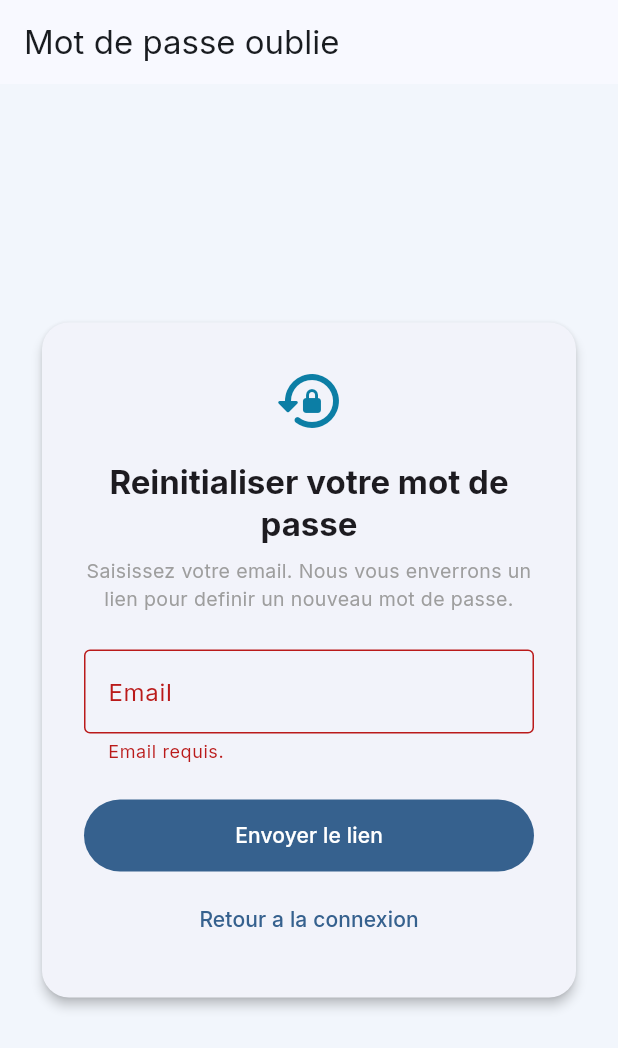
After one commit to Guinther96/my-inventory-app, a Flutter app: the screen it shows after launch, after a tap on "Mot de passe oublie ?", after a tap on "Envoyer le lien", on a phone screen of 412 x 824 dp. The commit adds this screen. Shown: the top 1048 px of the screen. Run offline on Flutter 3.47's test engine with Material 3 defaults, Android fonts, the phone set to English and light mode, and no system bars; our stand-ins replace go_router, google_fonts, image_picker, supabase_flutter; accounts and stored records are empty.

Commit message:
Add password recovery flow and auth UX improvements

```diff
--- a/lib/core/routing/app_router.dart
+++ b/lib/core/routing/app_router.dart
@@ -5,6 +5,7 @@ import '../../services/user_profile_service.dart';
 
 import '../../presentation/features/auth/screens/change_password_screen.dart';
 import '../../presentation/features/auth/screens/confirm_email_screen.dart';
+import '../../presentation/features/auth/screens/forgot_password_screen.dart';
 import '../../presentation/features/auth/screens/login_screen.dart';
 import '../../presentation/features/auth/screens/splash_screen.dart';
 import '../../presentation/features/dashboard/screens/dashboard_screen.dart';
@@ -31,6 +32,7 @@ final appRouter = GoRouter(
     final isSplashRoute = state.matchedLocation == '/splash';
     final isChangePasswordRoute = state.matchedLocation == '/change-password';
     final isConfirmEmailRoute = state.matchedLocation == '/confirm-email';
+    final isForgotPasswordRoute = state.matchedLocation == '/forgot-password';
 
     if (isSplashRoute) {
       return null;
@@ -40,7 +42,14 @@ final appRouter = GoRouter(
       return null;
     }
 
-    if (!isLoggedIn && !isLoginRoute && !isConfirmEmailRoute) {
+    if (isForgotPasswordRoute) {
+      return null;
+    }
+
+    if (!isLoggedIn &&
+        !isLoginRoute &&
+        !isConfirmEmailRoute &&
+        !isForgotPasswordRoute) {
       return '/login';
     }
 
@@ -68,6 +77,12 @@ final appRouter = GoRouter(
   routes: [
     GoRoute(path: '/splash', builder: (context, state) => const SplashScreen()),
     GoRoute(path: '/login', builder: (context, state) => const LoginScreen()),
+    GoRoute(
+      path: '/forgot-password',
+      builder: (context, state) => ForgotPasswordScreen(
+        initialEmail: state.uri.queryParameters['email'] ?? '',
+      ),
+    ),
     GoRoute(
       path: '/confirm-email',
       builder: (context, state) => ConfirmEmailScreen(
--- a/lib/main.dart
+++ b/lib/main.dart
@@ -62,6 +62,16 @@ class _InventoryAppState extends State<InventoryApp> {
   Future<void> _handleAuthStateChange(AuthState authState) async {
     final event = authState.event;
     final session = authState.session;
+
+    if (event == AuthChangeEvent.passwordRecovery) {
+      if (session != null) {
+        _lastHandledAccessToken = session.accessToken;
+      }
+      if (mounted) {
+        appRouter.go('/change-password');
+      }
+      return;
+    }
 
     if (session == null) {
       _lastHandledAccessToken = null;
--- a/lib/presentation/features/auth/screens/confirm_email_screen.dart
+++ b/lib/presentation/features/auth/screens/confirm_email_screen.dart
@@ -96,7 +96,7 @@ class _ConfirmEmailScreenState extends State<ConfirmEmailScreen> {
           ]
         : const <String>[
             '1. Ouvrez Gmail ou votre boite mail.',
-            '2. Recherchez le message de confirmation Supabase.',
+            '2. Recherchez le message de confirmation.',
             '3. Cliquez sur le lien pour valider le compte.',
             '4. Revenez ensuite sur l ecran de connexion.',
           ];
--- /dev/null
+++ b/lib/presentation/features/auth/screens/forgot_password_screen.dart
@@ -0,0 +1,172 @@
+import 'package:flutter/material.dart';
+import 'package:go_router/go_router.dart';
+
+import '../../../../services/auth_service.dart';
+
+class ForgotPasswordScreen extends StatefulWidget {
+  const ForgotPasswordScreen({super.key, this.initialEmail = ''});
+
+  final String initialEmail;
+
+  @override
+  State<ForgotPasswordScreen> createState() => _ForgotPasswordScreenState();
+}
+
+class _ForgotPasswordScreenState extends State<ForgotPasswordScreen> {
+  final _formKey = GlobalKey<FormState>();
+  final _authService = AuthService();
+  late final TextEditingController _emailController;
+
+  bool _isLoading = false;
+
+  @override
+  void initState() {
+    super.initState();
+    _emailController = TextEditingController(text: widget.initialEmail);
+  }
+
+  @override
+  void dispose() {
+    _emailController.dispose();
+    super.dispose();
+  }
+
+  Future<void> _submit() async {
+    if (!_formKey.currentState!.validate()) {
+      return;
+    }
+
+    setState(() => _isLoading = true);
+
+    try {
+      await _authService.sendPasswordResetEmail(
+        email: _emailController.text.trim(),
+      );
+
+      if (!mounted) {
+        return;
+      }
+
+      ScaffoldMessenger.of(context).showSnackBar(
+        const SnackBar(
+          content: Text(
+            'Email de reinitialisation envoye. Verifiez votre boite mail et le dossier spam.',
+          ),
+          backgroundColor: Colors.green,
+        ),
+      );
+
+      final encodedEmail = Uri.encodeQueryComponent(_emailController.text);
+      context.go('/login?email=$encodedEmail');
+    } catch (e) {
+      if (!mounted) {
+        return;
+      }
+
+      ScaffoldMessenger.of(context).showSnackBar(
+        SnackBar(content: Text(e.toString().replaceFirst('Exception: ', ''))),
+      );
+    } finally {
+      if (mounted) {
+        setState(() => _isLoading = false);
+      }
+    }
+  }
+
+  @override
+  Widget build(BuildContext context) {
+    return Scaffold(
+      backgroundColor: const Color(0xFFF2F6FC),
+      appBar: AppBar(title: const Text('Mot de passe oublie')),
+      body: Center(
+        child: SingleChildScrollView(
+          padding: const EdgeInsets.all(24),
+          child: ConstrainedBox(
+            constraints: const BoxConstraints(maxWidth: 420),
+            child: Card(
+              shape: RoundedRectangleBorder(
+                borderRadius: BorderRadius.circular(18),
+              ),
+              elevation: 3,
+              child: Padding(
+                padding: const EdgeInsets.all(28),
+                child: Form(
+                  key: _formKey,
+                  child: Column(
+                    mainAxisSize: MainAxisSize.min,
+                    crossAxisAlignment: CrossAxisAlignment.stretch,
+                    children: [
+                      const Icon(
+                        Icons.lock_reset_rounded,
+                        size: 48,
+                        color: Color(0xFF0C7EA5),
+                      ),
+                      const SizedBox(height: 16),
+                      Text(
+                        'Reinitialiser votre mot de passe',
+                        style: Theme.of(context).textTheme.titleLarge?.copyWith(
+                          fontWeight: FontWeight.w700,
+                        ),
+                        textAlign: TextAlign.center,
+                      ),
+                      const SizedBox(height: 8),
+                      const Text(
+                        'Saisissez votre email. Nous vous enverrons un lien pour definir un nouveau mot de passe.',
+                        textAlign: TextAlign.center,
+                        style: TextStyle(color: Colors.grey, fontSize: 13),
+                      ),
+                      const SizedBox(height: 24),
+                      TextFormField(
+                        controller: _emailController,
+                        keyboardType: TextInputType.emailAddress,
+                        autofillHints: const [AutofillHints.email],
+                        decoration: const InputDecoration(
+                          labelText: 'Email',
+                          border: OutlineInputBorder(),
+                        ),
+                        validator: (value) {
+                          final email = value?.trim() ?? '';
+                          if (email.isEmpty) {
+                            return 'Email requis.';
+                          }
+                          if (!email.contains('@') || !email.contains('.')) {
+                            return 'Entrez une adresse email valide.';
+                          }
+                          return null;
+                        },
+                      ),
+                      const SizedBox(height: 24),
+                      FilledButton(
+                        onPressed: _isLoading ? null : _submit,
+                        style: FilledButton.styleFrom(
+                          minimumSize: const Size.fromHeight(48),
+                        ),
+                        child: _isLoading
+                            ? const SizedBox(
+                                height: 20,
+                                width: 20,
+                                child: CircularProgressIndicator(
+                                  strokeWidth: 2,
+                                  color: Colors.white,
+                                ),
+                              )
+                            : const Text('Envoyer le lien'),
+                      ),
+                      const SizedBox(height: 8),
+                      TextButton(
+                        onPressed: _isLoading
+                            ? null
+                            : () => context.go('/login'),
+                        child: const Text('Retour a la connexion'),
+                      ),
+                    ],
+                  ),
+                ),
+              ),
+            ),
+          ),
+        ),
+      ),
+    );
+  }
+}
--- a/lib/presentation/features/auth/screens/login_screen.dart
+++ b/lib/presentation/features/auth/screens/login_screen.dart
@@ -26,8 +26,27 @@ class _LoginScreenState extends State<LoginScreen> {
   bool _isRegister = false;
   bool _isLoading = false;
   bool _isResendingConfirmation = false;
+  bool _isPasswordVisible = false;
   DateTime? _nextRegisterAttemptAt;
   _RegisterMode _registerMode = _RegisterMode.company;
+  bool _didLoadRouteEmail = false;
+
+  @override
+  void didChangeDependencies() {
+    super.didChangeDependencies();
+
+    if (_didLoadRouteEmail) {
+      return;
+    }
+
+    final routeState = GoRouterState.of(context);
+    final email = routeState.uri.queryParameters['email']?.trim() ?? '';
+    if (email.isNotEmpty && _emailController.text.trim().isEmpty) {
+      _emailController.text = email;
+    }
+
+    _didLoadRouteEmail = true;
+  }
 
   @override
   void dispose() {
@@ -180,9 +199,21 @@ class _LoginScreenState extends State<LoginScreen> {
                       const SizedBox(height: 12),
                       TextField(
                         controller: _passwordController,
-                        obscureText: true,
-                        decoration: const InputDecoration(
+                        obscureText: !_isPasswordVisible,
+                        decoration: InputDecoration(
                           labelText: 'Mot de passe',
+                          suffixIcon: IconButton(
+                            onPressed: () {
+                              setState(() {
+                                _isPasswordVisible = !_isPasswordVisible;
+                              });
+                            },
+                            icon: Icon(
+                              _isPasswordVisible
+                                  ? Icons.visibility_off_outlined
+                                  : Icons.visibility_outlined,
+                            ),
+                          ),
                         ),
                       ),
                       const SizedBox(height: 16),
@@ -198,6 +229,26 @@ class _LoginScreenState extends State<LoginScreen> {
                               : 'Se connecter',
                         ),
                       ),
+                      if (!_isRegister) ...[
+                        const SizedBox(height: 6),
+                        Align(
+                          alignment: Alignment.centerRight,
+                          child: TextButton(
+                            onPressed: _isLoading
+                                ? null
+                                : () {
+                                    final encodedEmail =
+                                        Uri.encodeQueryComponent(
+                                          _emailController.text.trim(),
+                                        );
+                                    context.go(
+                                      '/forgot-password?email=$encodedEmail',
+                                    );
+                                  },
+                            child: const Text('Mot de passe oublie ?'),
+                          ),
+                        ),
+                      ],
                       const SizedBox(height: 8),
                       TextButton(
                         onPressed: _isLoading
@@ -339,9 +390,7 @@ class _LoginScreenState extends State<LoginScreen> {
         return;
       }
 
-      if (_isRegister &&
-          (_isRateLimitMessage(message) ||
-              _isAlreadyRegisteredMessage(message))) {
+      if (_isRegister && _isAlreadyRegisteredMessage(message)) {
         setState(() {
           _isRegister = false;
         });
--- a/lib/services/auth_service.dart
+++ b/lib/services/auth_service.dart
@@ -43,6 +43,31 @@ class AuthService {
     }
   }
 
+  Future<void> sendPasswordResetEmail({required String email}) async {
+    _ensureSupabaseConfigured();
+
+    final normalizedEmail = email.trim().toLowerCase();
+    if (normalizedEmail.isEmpty) {
+      throw Exception('Email requis.');
+    }
+
+    try {
+      await _client.auth.resetPasswordForEmail(
+        normalizedEmail,
+        redirectTo: AppConstants.passwordResetRedirectUrl,
+      );
+    } on SocketException {
+      throw Exception(_networkErrorMessage());
+    } on AuthException catch (e) {
+      throw Exception(_readableAuthError(e));
+    } catch (e) {
+      if (e.toString().toLowerCase().contains('failed host lookup')) {
+        throw Exception(_networkErrorMessage());
+      }
+      rethrow;
+    }
+  }
+
   Future<void> signUpWithCompany({
     required String email,
     required String password,
@@ -56,6 +81,7 @@ class AuthService {
         email: email,
         password: password,
         data: {'name': companyName, 'account_type': 'company_owner'},
+        emailRedirectTo: AppConstants.emailConfirmationRedirectUrl,
       );
     } on SocketException {
       throw Exception(_networkErrorMessage());
@@ -109,6 +135,7 @@ class AuthService {
         email: email,
         password: password,
         data: {'account_type': 'staff'},
+        emailRedirectTo: AppConstants.emailConfirmationRedirectUrl,
       );
 
       if (authResponse.user == null) {
@@ -223,8 +250,13 @@ class AuthService {
     final message = error.message.trim();
     final lower = message.toLowerCase();
 
+    if (lower.contains('unexpected_failure') &&
+        lower.contains('error sending confirmation email')) {
+      return 'Supabase n\'arrive pas a envoyer l\'email de confirmation. Verifiez dans Supabase: Auth > Email (provider actif), SMTP configure, et URL de redirection autorisee.';
+    }
+
     if (_isEmailRateLimited(message)) {
-      return 'Trop de demandes email. Attendez quelques minutes, verifiez votre boite mail (spam inclus), puis essayez de vous connecter.';
+      return 'Envoi d email temporairement limite par le service. Cela peut concerner tout le projet (pas seulement votre compte). Attendez quelques minutes puis reessayez.';
     }
 
     if (lower.contains('user already registered')) {
@@ -233,6 +265,10 @@ class AuthService {
 
     if (lower.contains('invalid login credentials')) {
       return 'Identifiants invalides. Verifiez votre email et mot de passe, ou reinitialisez le mot de passe.';
+    }
+
+    if (lower.contains('error sending recovery email')) {
+      return 'Supabase n\'arrive pas a envoyer l\'email de reinitialisation. Verifiez dans Supabase: Auth > Email (provider actif), SMTP configure, et URL de redirection autorisee.';
     }
 
     if (lower.contains('email not confirmed')) {
@@ -257,9 +293,7 @@ class AuthService {
     required String password,
   }) async {
     final message = error.message.toLowerCase();
-    final canRecover =
-        _isEmailRateLimited(message) ||
-        message.contains('user already registered');
+    final canRecover = message.contains('user already registered');
 
     if (!canRecover) {
       return false;
@@ -312,7 +346,11 @@ class AuthService {
     }
 
     try {
-      await _client.auth.resend(type: OtpType.signup, email: normalizedEmail);
+      await _client.auth.resend(
+        type: OtpType.signup,
+        email: normalizedEmail,
+        emailRedirectTo: AppConstants.emailConfirmationRedirectUrl,
+      );
     } on SocketException {
       throw Exception(_networkErrorMessage());
     } on AuthException catch (e) {
@@ -358,6 +396,7 @@ class AuthService {
         email: email,
         password: tempPassword,
         data: {'account_type': 'staff'},
+        emailRedirectTo: AppConstants.emailConfirmationRedirectUrl,
       );
 
       if (authResponse.user == null) {
```
Also changed, not shown: lib/core/constants/app_constants.dart (+61 -0 lines).
